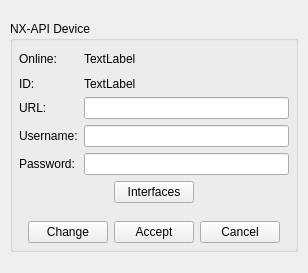
First picture: the form in src/VMTD/VMTD/device/nxapi/VMTDNxApiDeviceForm.ui, repository ekushko/qt-vxlan-mtd-old, before the edit.
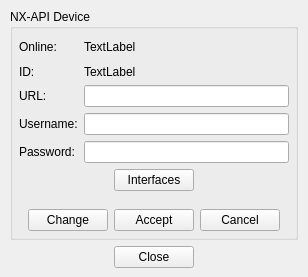
Second picture: the form after the edit. Icons and pictures are not drawn.

What changed in the file:
```diff
--- a/src/VMTD/VMTD/device/nxapi/VMTDNxApiDeviceForm.ui
+++ b/src/VMTD/VMTD/device/nxapi/VMTDNxApiDeviceForm.ui
@@ -303,6 +303,46 @@
           </layout>
          </widget>
         </item>
+        <item>
+         <layout class="QHBoxLayout" name="hl_2">
+          <property name="topMargin">
+           <number>0</number>
+          </property>
+          <item>
+           <spacer name="_15">
+            <property name="orientation">
+             <enum>Qt::Horizontal</enum>
+            </property>
+            <property name="sizeHint" stdset="0">
+             <size>
+              <width>40</width>
+              <height>20</height>
+             </size>
+            </property>
+           </spacer>
+          </item>
+          <item>
+           <widget class="QPushButton" name="pbClose">
+            <property name="text">
+             <string>Close</string>
+            </property>
+           </widget>
+          </item>
+          <item>
+           <spacer name="_16">
+            <property name="orientation">
+             <enum>Qt::Horizontal</enum>
+            </property>
+            <property name="sizeHint" stdset="0">
+             <size>
+              <width>40</width>
+              <height>20</height>
+             </size>
+            </property>
+           </spacer>
+          </item>
+         </layout>
+        </item>
        </layout>
       </widget>
      </item>
```
